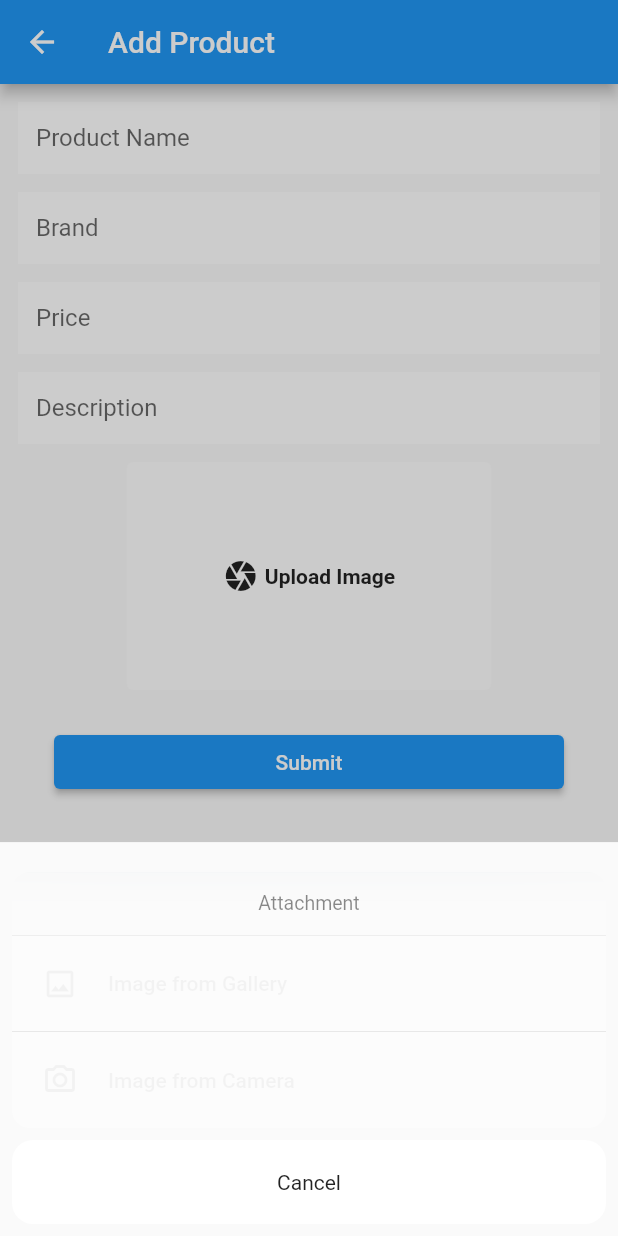
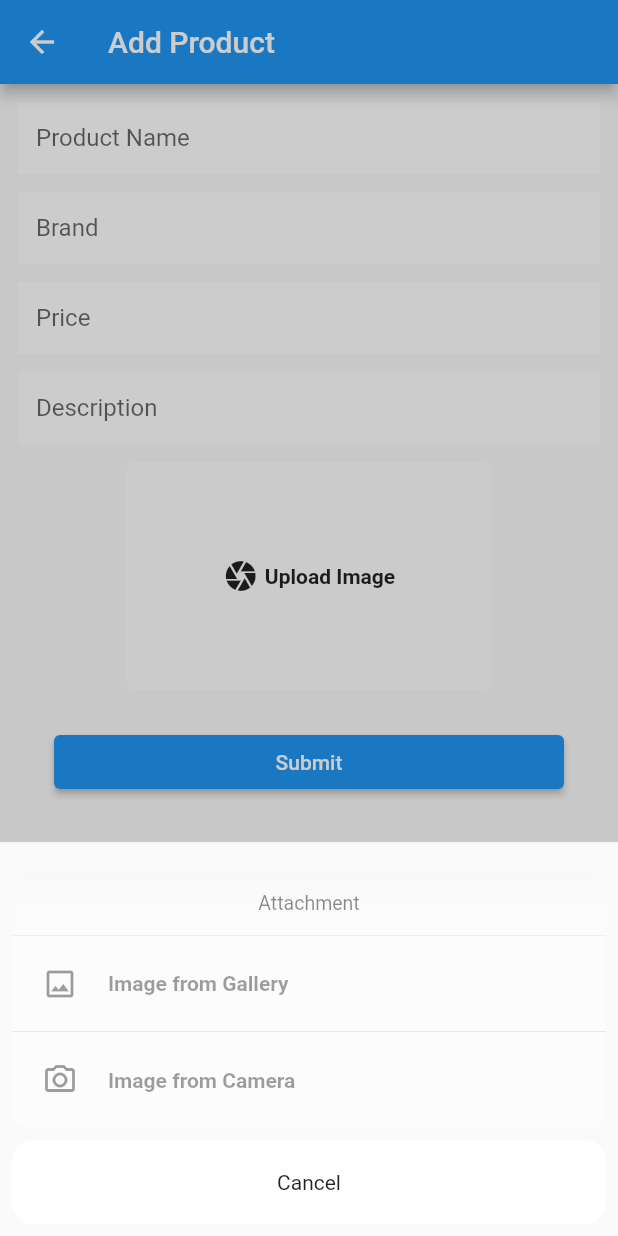
Before and after one commit to dharmik-tech/flutter_local_database_with_getx_state_management, a Flutter app: the AddProductScreen screen opened by its route, after a tap on "Upload Image", on a phone screen of 412 x 824 dp. Run offline on Flutter 3.47's test engine with Material 2 defaults, Android fonts, the phone set to English and light mode, and no system bars; our stand-ins replace camera, fluttertoast, get, image_picker, sqflite; accounts and stored records are empty.

Commit message:
Changed label color

```diff
--- a/lib/modules/product/views/add_product_screen.dart
+++ b/lib/modules/product/views/add_product_screen.dart
@@ -134,25 +134,21 @@ class _AddProductScreenState extends State<AddProductScreen> {
                                                       horizontal: 20.0),
                                               child: Center(
                                                 child: Row(
-                                                  children: [
+                                                  children: const [
                                                     Icon(
                                                       Icons.image_outlined,
-                                                      color: Theme.of(context)
-                                                          .hoverColor,
+                                                      color: Colors.black38,
                                                     ),
-                                                    const SizedBox(
+                                                    SizedBox(
                                                       width: 20.0,
                                                     ),
                                                     Text(
                                                       "Image from Gallery",
-                                                      style: Theme.of(context)
-                                                          .textTheme
-                                                          .bodyText1!
-                                                          .copyWith(
-                                                            color: Theme.of(
-                                                                    context)
-                                                                .hoverColor,
-                                                          ),
+                                                      style: TextStyle(
+                                                        color: Colors.black38,
+                                                        fontWeight:
+                                                            FontWeight.bold,
+                                                      ),
                                                     ),
                                                   ],
                                                 ),
@@ -178,25 +174,21 @@ class _AddProductScreenState extends State<AddProductScreen> {
                                                       horizontal: 20.0),
                                               child: Center(
                                                 child: Row(
-                                                  children: [
+                                                  children: const [
                                                     Icon(
                                                       Icons.camera_alt_outlined,
-                                                      color: Theme.of(context)
-                                                          .hoverColor,
+                                                      color: Colors.black38,
                                                     ),
-                                                    const SizedBox(
+                                                    SizedBox(
                                                       width: 20.0,
                                                     ),
                                                     Text(
                                                       "Image from Camera",
-                                                      style: Theme.of(context)
-                                                          .textTheme
-                                                          .bodyText1!
-                                                          .copyWith(
-                                                            color: Theme.of(
-                                                                    context)
-                                                                .hoverColor,
-                                                          ),
+                                                      style: TextStyle(
+                                                        color: Colors.black38,
+                                                        fontWeight:
+                                                            FontWeight.bold,
+                                                      ),
                                                     ),
                                                   ],
                                                 ),
```
